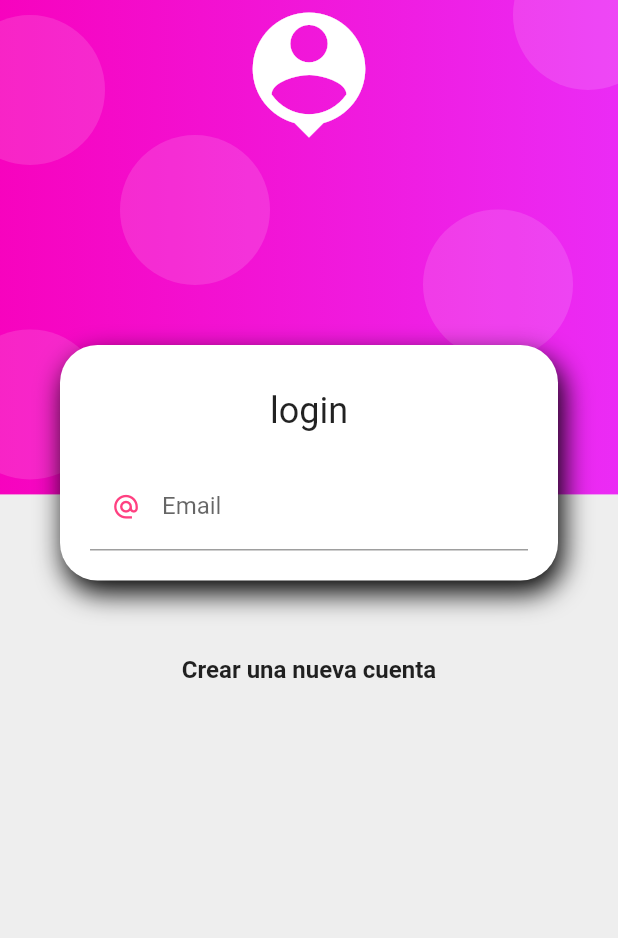
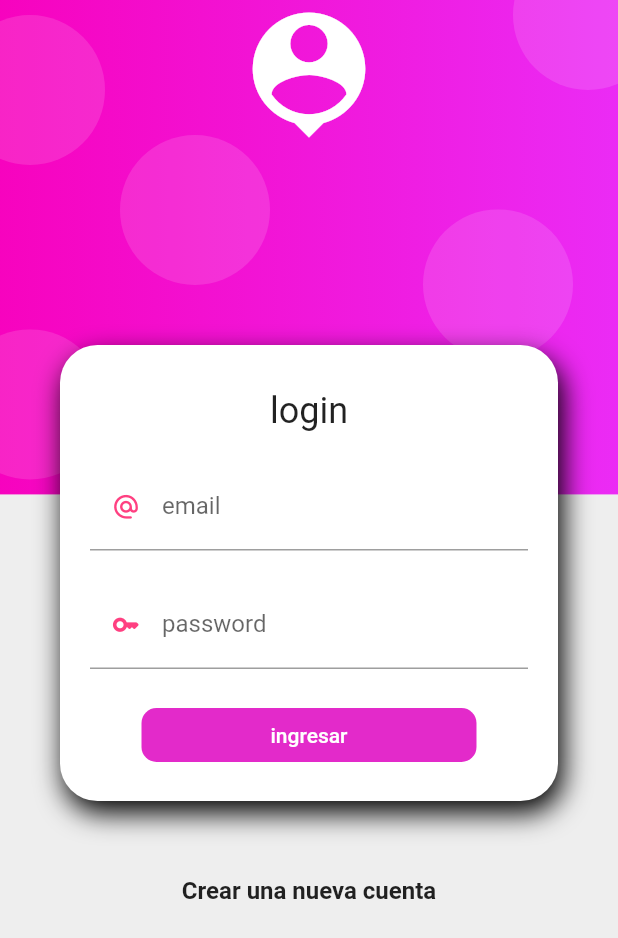
Before and after one commit to GustavoGarciaOviedo/mercator, a Flutter app: the screen it shows after launch, on a phone screen of 412 x 824 dp. Shown: the top 938 px of the screen. Run offline on Flutter 3.47's test engine with Material 2 defaults, Android fonts, the phone set to English and light mode, and no system bars.

Commit message:
login terminado sin validacion del backend, solo simulado

```diff
--- /dev/null
+++ b/lib/providers/login_form_provider.dart
@@ -0,0 +1,31 @@
+import 'package:flutter/material.dart';
+
+class LoginFormProvider extends  ChangeNotifier {
+
+  //Se crea la llave gloval para utilizar el key, y se crea el objeto que corresponda al formState,
+  //por que esta en el form su  fuera en el scaffol donde lo fuera a utilizar se llamaria scaffolState
+  GlobalKey <FormState> formKey = GlobalKey();//a este accedo desde la clase login_screen
+
+  String email='';
+  String password='';
+  bool _isLoading = false;
+
+  bool get isLoading => _isLoading;
+  set isLoading(bool value){
+    this._isLoading = value;
+    notifyListeners();//cuando se modifique va a llamr el arbol de widges y va anotificar que cambio
+  }
+
+
+
+//metodo que me va a decir si el formulario es valido o no
+bool isValidForm(){
+
+  print(formKey.currentState?.validate());
+  print('$email-$password');//para verificar que capura estos datos,, no es necesario estos datos pero como ejercicios
+  //si existe un estado actual es verdadero si no falso, para el caso: si se cumple con la regla de los input
+  return formKey.currentState?.validate()??false;
+}
+
+
+}
--- a/lib/screens/login_screen.dart
+++ b/lib/screens/login_screen.dart
@@ -1,9 +1,11 @@
 import 'package:flutter/material.dart';
+import 'package:mercator/providers/login_form_provider.dart';
 import 'package:mercator/ui/input_decoration.dart';
 import 'package:mercator/widgets/widgets.dart';
+import 'package:provider/provider.dart';
 
 class LoginScreen extends StatelessWidget {
-  const LoginScreen({super.key});
+
 
   @override
   Widget build(BuildContext context) {
@@ -20,7 +22,13 @@
                     SizedBox(height: 10,),
                     Text('login',style: Theme.of(context).textTheme.headline5,),
                     SizedBox(height:20),
-                    _LoginForm()
+
+                    //envuelvo el loginform porque es donde unicamente lo necesito, me relaciona el lugar
+                    //donde tengo el  provider con el lugar donde lo necesito
+                    ChangeNotifierProvider(
+                      create: (context) => LoginFormProvider(),
+                      child: _LoginForm(),)
+
                   ],
                 ),
               ),
@@ -37,20 +45,93 @@
 
 //CUADRO DE LOGIN
 class _LoginForm extends StatelessWidget {
-  const _LoginForm({super.key});
+
 
   @override
   Widget build(BuildContext context) {
+
+//de esta manera ya puedo accerder al contenido de la clase provider
+    final  loginForm =Provider.of<LoginFormProvider>(context);//TODO:  es el lamado , pilas
     return Container(
       child: Form(
+        key: loginForm.formKey,//accedo al formKey que esta en el provider con eso queda relacionado
         //TODO:MANTENER LA REFERNCIA AL KEY  del metodo constructor
+        autovalidateMode: AutovalidateMode.onUserInteraction,//cuando el user interactue se vera el validaror.. ver mas abajo el validator
         child: Column(
           children: [
             TextFormField(//este es le campo a llenar
               autocorrect: false,//como es un correo no quiero correccion sugerencias de ortografia
               keyboardType: TextInputType.emailAddress,//de que tipo va a ser el ingreso
-              decoration:  InputDecorations.authInputDecoration()//importo la clase con el metodo estatico, qu eme trae la decoracion
-            )
+              decoration:  InputDecorations.authInputDecoration(
+                labelText: 'email',
+                hintText: 'tucorreo@mail.com',
+                prefixIcon: Icons.alternate_email_rounded
+              ),//importo la clase con el metodo estatico, queme trae la decoracion(estos anteriores son parametros jaa)
+              onChanged: ((value) => loginForm.email=value),//de esta manera cuando exista un cambio en el input esto lo relacionara con el provider
+              validator: (value) {
+
+                  //la siguente es una expresion regular
+                  String pattern = r'^(([^<>()[\]\\.,;:\s@\"]+(\.[^<>()[\]\\.,;:\s@\"]+)*)|(\".+\"))@((\[[0-9]{1,3}\.[0-9]{1,3}\.[0-9]{1,3}\.[0-9]{1,3}\])|(([a-zA-Z\-0-9]+\.)+[a-zA-Z]{2,}))$';
+                  RegExp regExp  = new RegExp(pattern);
+                  return regExp.hasMatch(value ?? '')
+                  ? null
+                  : 'tipo de correo erroneo';
+                },
+            ),
+            const SizedBox(height: 20,),
+            TextFormField(//este es le campo a llenar
+              autocorrect: false,//como es un correo no quiero correccion sugerencias de ortografia
+              obscureText: true, //oculta los carcteres de la contraseña
+              keyboardType: TextInputType.emailAddress,//de que tipo va a ser el ingreso
+              decoration:  InputDecorations.authInputDecoration(
+                labelText: 'password',
+                hintText: 'xxxx',
+                prefixIcon: Icons.key_rounded
+              ),
+              onChanged: (value) => loginForm.password=value,
+
+              validator: (value) {
+                  if (value != null && value.length >=6) return null;
+                  return 'la contraseña debe tener minimo 6 caracteres';
+              },
+
+                //importo la clase con el metodo estatico, qu eme trae la decoracion
+            ),
+            const SizedBox(height: 20),
+
+            // this is a button ñee
+            MaterialButton(
+              shape: RoundedRectangleBorder(borderRadius: BorderRadius.circular(10)),//mucha cosas para redondear le borde
+              disabledColor: Colors.pink[50],
+              color: Color.fromARGB(255, 227, 42, 202),
+              elevation: 0,
+              child: Container(
+                padding: EdgeInsets.symmetric(horizontal: 70, vertical: 10),
+                child: Text(
+                  loginForm.isLoading//para que el texto del boton refleje el estado del formulario
+                  ?'espere'
+                  :'ingresar',
+                  style: TextStyle(color: Colors.white ),),
+              ),
+              onPressed: loginForm.isLoading ? null: () async {
+
+                FocusScope.of(context).unfocus();//quita el teclado virtual después de que el usuario ha terminado de ingresar información.
+                //ahora voy a utilizarlo para que me pueda enviar a otra ruta
+                if(!loginForm.isValidForm())return;//puedo llamarlo porque dentro del scope esta el provider, ver linea 54 aprox
+
+                loginForm.isLoading =  true; //cuando se oprima el boton y se cumplan las validaciones cambia a
+                //true y entonces se muestra el texto 'espere'en el boton
+
+                await Future.delayed(Duration(seconds: 2));
+
+                loginForm.isLoading =  false;
+
+                Navigator.pushReplacementNamed(context, 'home');
+                //no recordar que la funcion anterior mata la pagina es decir ya no se retorna a ella
+              //LO ANTERIOR si no es verdadero que se quede donde esta, si es verdadero es decir se cumplen las
+              //condicones del formulario entonces me redirige a otra pagina que para el caso es home
+
+              })
           ],
         )),
     );
--- a/lib/ui/input_decoration.dart
+++ b/lib/ui/input_decoration.dart
@@ -1,8 +1,13 @@
 import 'package:flutter/material.dart';
  //ESTA CLASE ES PARA UTILIZAR LA DECORACION DEL INPUT Y COMO SON VARIOS NECESITO RECICLARLA
 class InputDecorations {
-  static InputDecoration authInputDecoration(){
-    return InputDecoration(//aqui todo la decoracion del input
+
+  static InputDecoration authInputDecoration({
+    required String hintText,
+    required String labelText,
+    IconData? prefixIcon,
+  }){
+    return  InputDecoration(//aqui todo la decoracion del input
                 enabledBorder: UnderlineInputBorder(
                   borderSide: BorderSide(//crea el borde subrayado
                     color:Colors.grey,
@@ -15,9 +20,13 @@
                     width: 2
                   )
                 ),
-                hintText: 'tudirecion@email.com',
-                labelText: 'Email' ,
-                prefixIcon: Icon(Icons.alternate_email_outlined, color: Colors.pinkAccent, size: 19,)
+                hintText: hintText,//recordar que es un argumento que pase por parametro, de tipo string
+                labelText: labelText ,
+
+                //si el parametro prefixicon es difernete de null entonces me pone el que le asigne, si no paso lo deja null ya que no es required
+                prefixIcon: prefixIcon!= null
+                ? Icon(prefixIcon, color: Colors.pinkAccent, size: 19,)
+                :null
 
               );
   }
```
Also changed, not shown: pubspec.yaml (+4 -12 lines), pubspec.lock.
